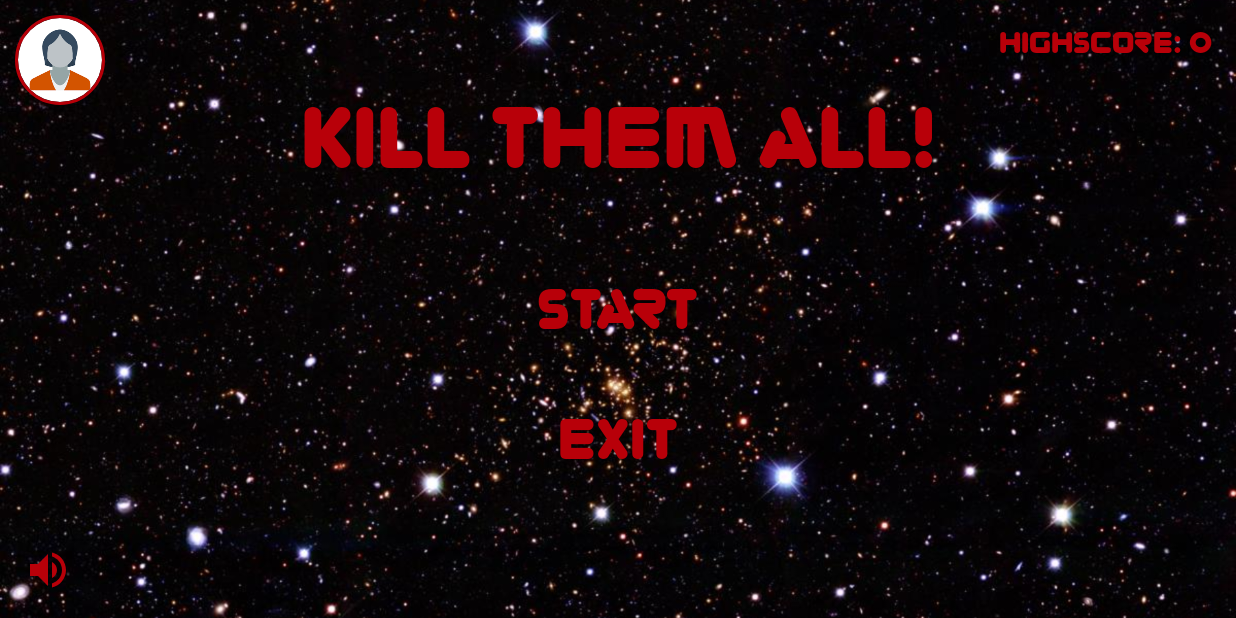
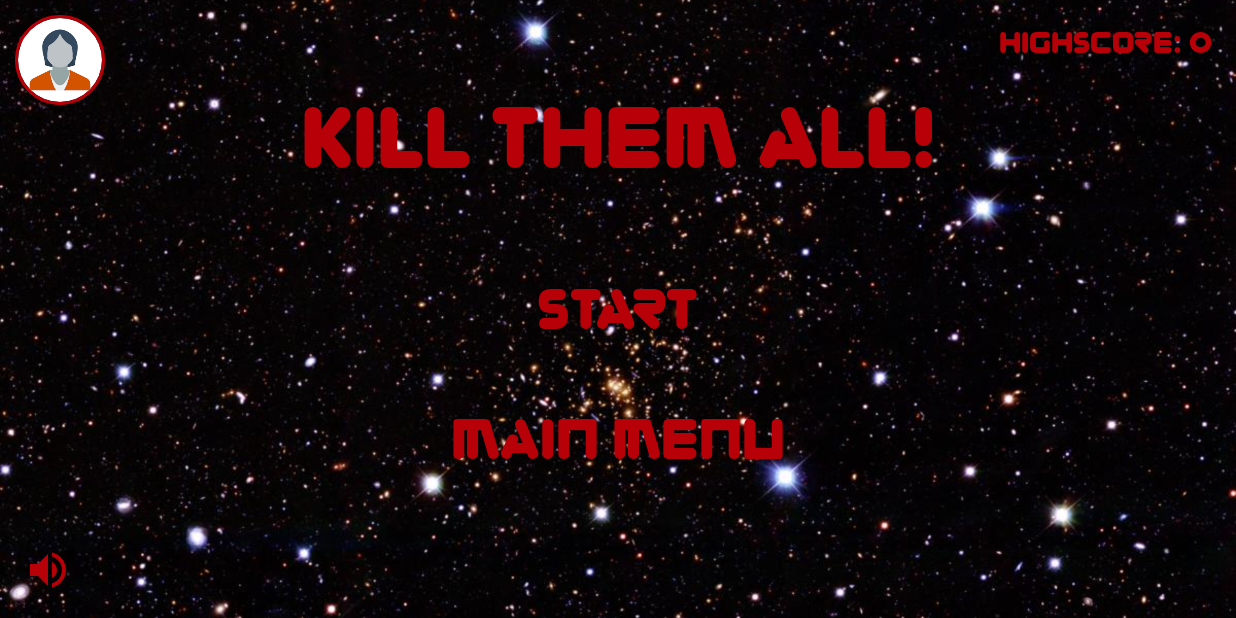
Before and after one commit to ImRohitSingh/Freegrounds, an Android app: the KillThemAllActivity screen opened directly, with no data from a screen before it, on a phone screen of 824 x 412 dp (held sideways). Run offline under Robolectric (Android 15) with nearby library versions, the light colour scheme and no system bars; our stand-ins replace CircleImageView.

Commit message:
Bug fixes

```diff
--- a/app/src/main/java/com/rohit/freepaint/tictactoe/SinglePlayerActivity.java
+++ b/app/src/main/java/com/rohit/freepaint/tictactoe/SinglePlayerActivity.java
@@ -426,7 +426,7 @@ public class SinglePlayerActivity extends AppCompatActivity {
         }
 
         if(bestMove == 0 || Player2.contains(bestMove)) {
-            bestMove = randomIndex;
+            bestMove = emptyBlocks.get(randomIndex);
         }
 
         return bestMove;
--- a/app/src/main/res/values/strings.xml
+++ b/app/src/main/res/values/strings.xml
@@ -11,7 +11,7 @@
     <string name="single_player">Start</string>
     <string name="online">Online</string>
     <string name="about">Info</string>
-    <string name="exit">Exit</string>
+    <string name="exit">Main Menu</string>
     <string name="back">Back</string>
 
     <string name="about_tictactoe">
```
